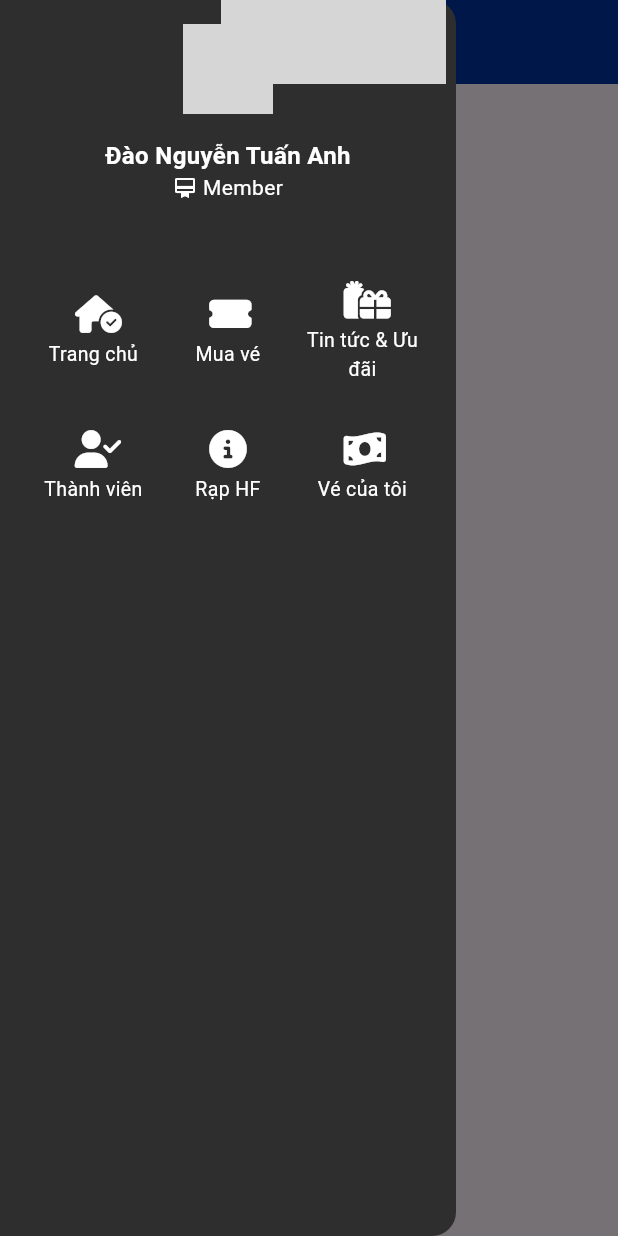
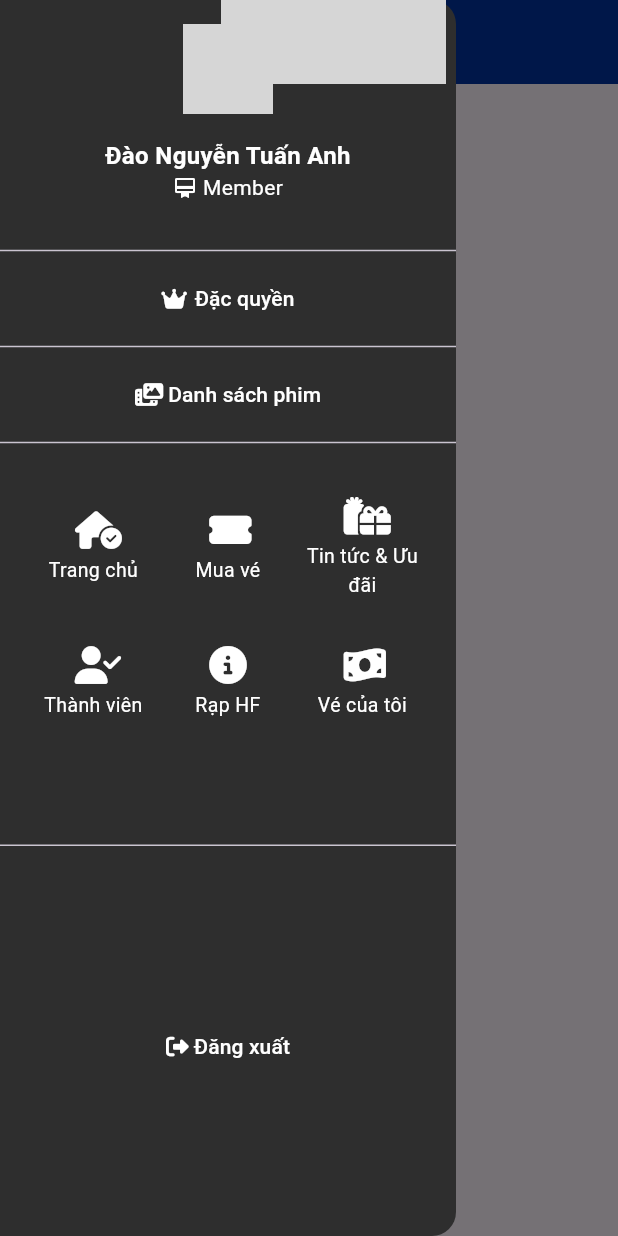
Before and after one commit to TuneDao/Booking-cinema, a Flutter app: the screen it shows after launch, with the side drawer open, on a phone screen of 412 x 824 dp. Run offline on Flutter 3.47's test engine with Material 3 defaults, Android fonts, the phone set to English and light mode, and no system bars; our stand-ins replace barcode_widget, buttons_tabbar, font_awesome_flutter, table_calendar; grey boxes are pictures that could not be loaded.

Commit message:
update_p6

```diff
--- a/lib/Screen/User/Home/home.dart
+++ b/lib/Screen/User/Home/home.dart
@@ -1,4 +1,6 @@
+import 'package:barcode_widget/barcode_widget.dart';
 import 'package:flutter/material.dart';
+import 'package:flutter/widgets.dart';
 import 'package:font_awesome_flutter/font_awesome_flutter.dart';
 import 'package:project_android/Screen/User/Tickets/buytickets.dart';
 import 'package:project_android/Screen/User/News/newspage.dart';
@@ -31,6 +33,14 @@
         return const NewsPage();
       case 3:
         return const ProfilePage1();
+      case 4:
+        return const Center(
+          child: Text('Thông tin rạp'),
+        );
+      case 5:
+        return const Center(
+          child: Text('Vé của tôi'),
+        );
       default:
         return const Center(child: Text("Trang chủ"));
     }
@@ -121,6 +131,56 @@
           ),
         );
       case 3:
+        return AppBar(
+          automaticallyImplyLeading: false,
+          backgroundColor: const Color.fromRGBO(0, 51, 160, 1),
+          elevation: 0,
+          title: Row(
+            children: [
+              if (!isLargeScreen)
+                IconButton(
+                  icon: const Icon(Icons.menu),
+                  color: Colors.white,
+                  onPressed: () => _scaffoldKey.currentState?.openDrawer(),
+                ),
+              const Text(
+                "Thành viên",
+                style: TextStyle(
+                  color: Colors.white,
+                  fontWeight: FontWeight.w500,
+                  wordSpacing: 5,
+                ),
+              ),
+              if (isLargeScreen) Expanded(child: _navBarItems()),
+            ],
+          ),
+        );
+      case 4:
+        return AppBar(
+          automaticallyImplyLeading: false,
+          backgroundColor: const Color.fromRGBO(0, 51, 160, 1),
+          elevation: 0,
+          title: Row(
+            children: [
+              if (!isLargeScreen)
+                IconButton(
+                  icon: const Icon(Icons.menu),
+                  color: Colors.white,
+                  onPressed: () => _scaffoldKey.currentState?.openDrawer(),
+                ),
+              const Text(
+                "Thông tin rạp",
+                style: TextStyle(
+                  color: Colors.white,
+                  fontWeight: FontWeight.w500,
+                  wordSpacing: 5,
+                ),
+              ),
+              if (isLargeScreen) Expanded(child: _navBarItems()),
+            ],
+          ),
+        );
+      case 5:
         return AppBar(
           automaticallyImplyLeading: false,
           backgroundColor: const Color.fromRGBO(0, 51, 160, 1),
@@ -264,7 +324,47 @@
                 ],
               ),
             ),
-
+            const Divider(), // kẻ thẳng
+            TextButton(
+              onPressed: () {
+                _loadWidget(_selectedIndex);
+              },
+              child: const Row(
+                crossAxisAlignment: CrossAxisAlignment.center,
+                mainAxisAlignment: MainAxisAlignment.center,
+                children: [
+                  Icon(
+                    FontAwesomeIcons.crown,
+                    size: 15,
+                    color: Colors.white,
+                  ),
+                  Text(
+                    '  Đặc quyền',
+                    style: TextStyle(color: Colors.white),
+                  ),
+                ],
+              ),
+            ),
+            const Divider(), // kẻ thẳng
+            TextButton(
+              onPressed: () {},
+              child: const Row(
+                crossAxisAlignment: CrossAxisAlignment.center,
+                mainAxisAlignment: MainAxisAlignment.center,
+                children: [
+                  Icon(
+                    FontAwesomeIcons.photoFilm,
+                    size: 15,
+                    color: Colors.white,
+                  ),
+                  Text(
+                    '  Danh sách phim',
+                    style: TextStyle(color: Colors.white),
+                  ),
+                ],
+              ),
+            ),
+            const Divider(), // kẻ thẳng
             Expanded(
               child: GridView.count(
                 crossAxisCount: 3,
@@ -306,6 +406,27 @@
                     .toList(),
               ),
             ),
+            const Divider(),
+            const Expanded(
+              child: TextButton(
+                onPressed: null,
+                child: Row(
+                  crossAxisAlignment: CrossAxisAlignment.center,
+                  mainAxisAlignment: MainAxisAlignment.center,
+                  children: [
+                    Icon(
+                      FontAwesomeIcons.rightFromBracket,
+                      size: 15,
+                      color: Colors.white,
+                    ),
+                    Text(
+                      ' Đăng xuất',
+                      style: TextStyle(color: Colors.white),
+                    ),
+                  ],
+                ),
+              ),
+            ),
           ],
         ),
       );
--- a/pubspec.yaml
+++ b/pubspec.yaml
@@ -8,6 +8,7 @@
 
 dependencies:
   awesome_drawer_bar: ^1.2.0
+  barcode_widget: ^2.0.4
   buttons_tabbar: ^1.3.10
   flutter:
     sdk: flutter
```
Also changed, not shown: pubspec.lock.
